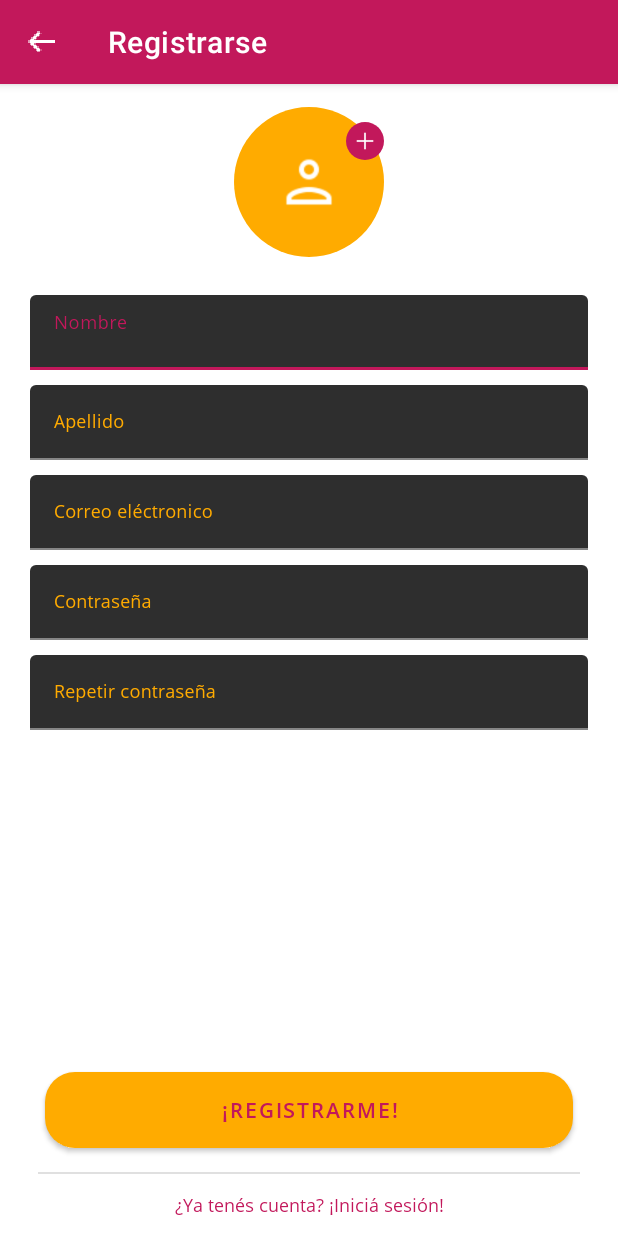
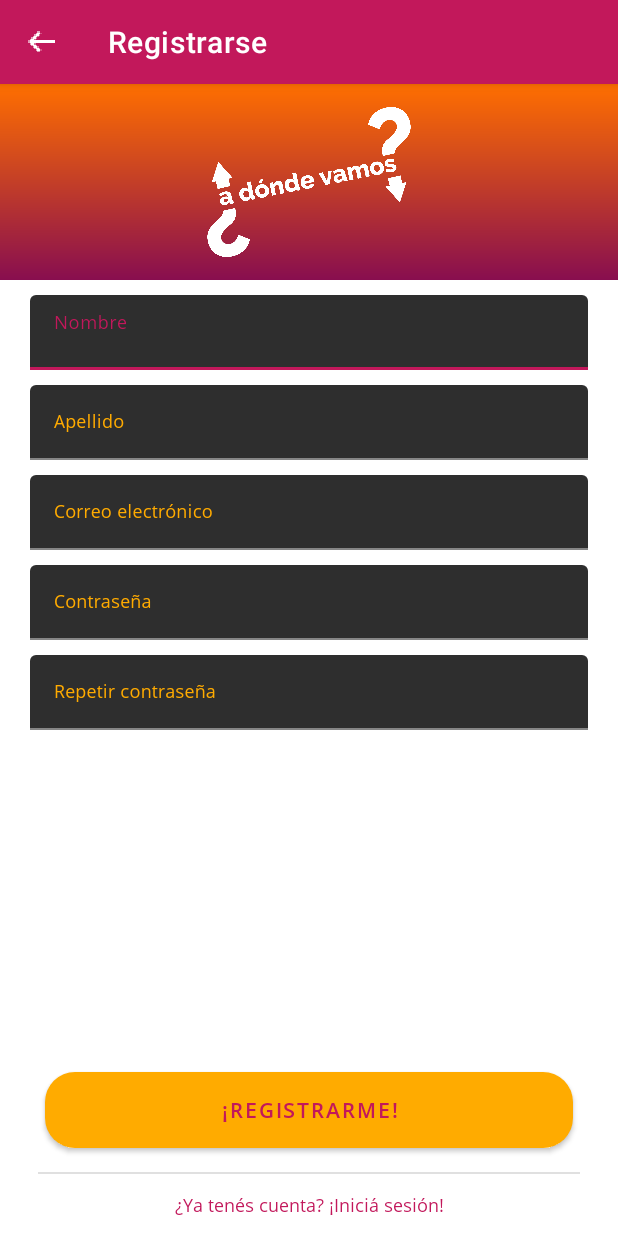
Before and after one commit to radamisil/ProyectoFinalAndroid, an Android app: the RegisterActivity screen opened directly, with no data from a screen before it, on a phone screen of 412 x 824 dp. Run offline under Robolectric (Android 15) with nearby library versions, the phone set to English and light mode, and no system bars.

Commit message:
Add Main Activity check (in session or not - temporary)

```diff
--- a/app/src/main/java/com/visight/adondevamos/ui/start/SplashActivity.kt
+++ b/app/src/main/java/com/visight/adondevamos/ui/start/SplashActivity.kt
@@ -16,6 +16,7 @@ import kotlin.concurrent.schedule
 import android.os.Handler
 import com.visight.adondevamos.R
 import com.visight.adondevamos.ui.main.MainActivity
+import com.visight.adondevamos.utils.AppConstants
 
 
 class SplashActivity : AppCompatActivity() {
@@ -47,6 +48,8 @@ class SplashActivity : AppCompatActivity() {
                     val intent = Intent(this@SplashActivity, MainActivity::class.java)
                     intent.flags = Intent.FLAG_ACTIVITY_CLEAR_TASK
                     intent.flags = Intent.FLAG_ACTIVITY_NEW_TASK
+
+                    intent.putExtra(AppConstants.IS_LOGGED, false)
                     startActivity(intent)
                     finish()
                 }, 150)
--- a/app/src/main/java/com/visight/adondevamos/utils/AppConstants.kt
+++ b/app/src/main/java/com/visight/adondevamos/utils/AppConstants.kt
@@ -3,6 +3,7 @@ package com.visight.adondevamos.utils
 object AppConstants {
     @JvmField val mapZoomIn: Float = 10f
     @JvmField val searchRadius: Int = 1000
+    @JvmField val IS_LOGGED = "isLogged"
     @JvmField val CURRENT_LOCATION_KEY = "currentLocation"
     @JvmField val PUBLIC_PLACE = "publicPlace"
 
--- a/app/src/main/res/layout/activity_login.xml
+++ b/app/src/main/res/layout/activity_login.xml
@@ -23,7 +23,7 @@
                 android:id="@+id/tieEmail"
                 android:layout_width="match_parent"
                 android:layout_height="wrap_content"
-                android:hint="@string/text_correo_electronico"
+                android:hint="Correo electrónico"
                 android:inputType="textEmailAddress"
                 android:fontFamily="@font/opensans_regular"
                 android:textSize="14sp"/>
--- a/app/src/main/res/layout/activity_register.xml
+++ b/app/src/main/res/layout/activity_register.xml
@@ -17,9 +17,18 @@
             android:layout_width="match_parent"
             android:layout_height="wrap_content"
             app:layout_constraintTop_toBottomOf="@+id/layoutToolbar"
-            android:paddingVertical="15dp">
+            android:paddingVertical="15dp"
+            android:background="@drawable/bg_gradient">
 
+        <!-- TODO change this and maybe implement "Add image" option later -->
         <ImageView
+                android:id="@+id/ivPhoto"
+                android:layout_width="wrap_content"
+                android:layout_height="100dp"
+                android:layout_centerInParent="true"
+                android:src="@drawable/logo"/>
+
+        <!--<ImageView
                 android:id="@+id/ivPhoto"
                 android:layout_width="100dp"
                 android:layout_height="100dp"
@@ -36,7 +45,7 @@
                 android:padding="5dp"
                 android:layout_alignRight="@id/ivPhoto"
                 android:layout_alignTop="@id/ivPhoto"
-                android:layout_marginTop="10dp"/>
+                android:layout_marginTop="10dp"/>-->
     </RelativeLayout>
 
     <LinearLayout
@@ -94,7 +103,7 @@
                     android:id="@+id/tieEmail"
                     android:layout_width="match_parent"
                     android:layout_height="wrap_content"
-                    android:hint="@string/text_correo_electronico"
+                    android:hint="Correo electrónico"
                     android:inputType="textEmailAddress"
                     tools:text="email@mail.com"
                     style="@style/text_primary_regular"/>
```
Also changed, not shown: app/src/main/java/com/visight/adondevamos/ui/main/MainActivity.kt (+10 -0 lines), app/src/main/java/com/visight/adondevamos/ui/start/login/LoginActivity.kt (+13 -0 lines), app/src/main/java/com/visight/adondevamos/ui/start/register/RegisterActivity.kt (+13 -0 lines), app/src/main/res/layout/activity_main.xml (+4 -9 lines).
